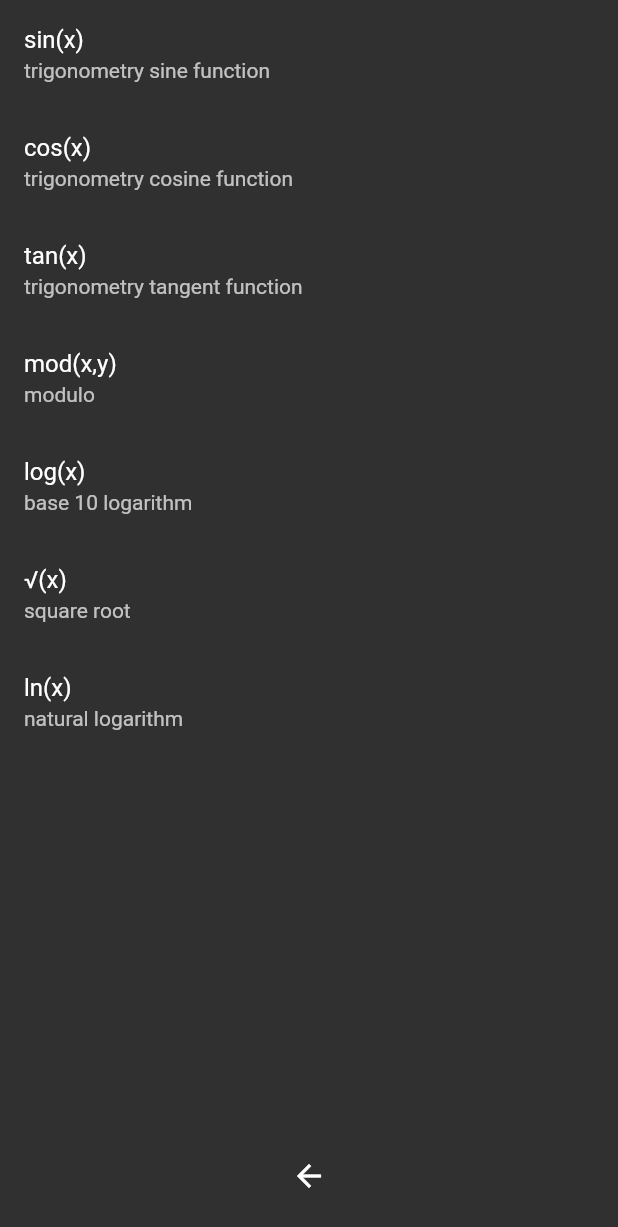
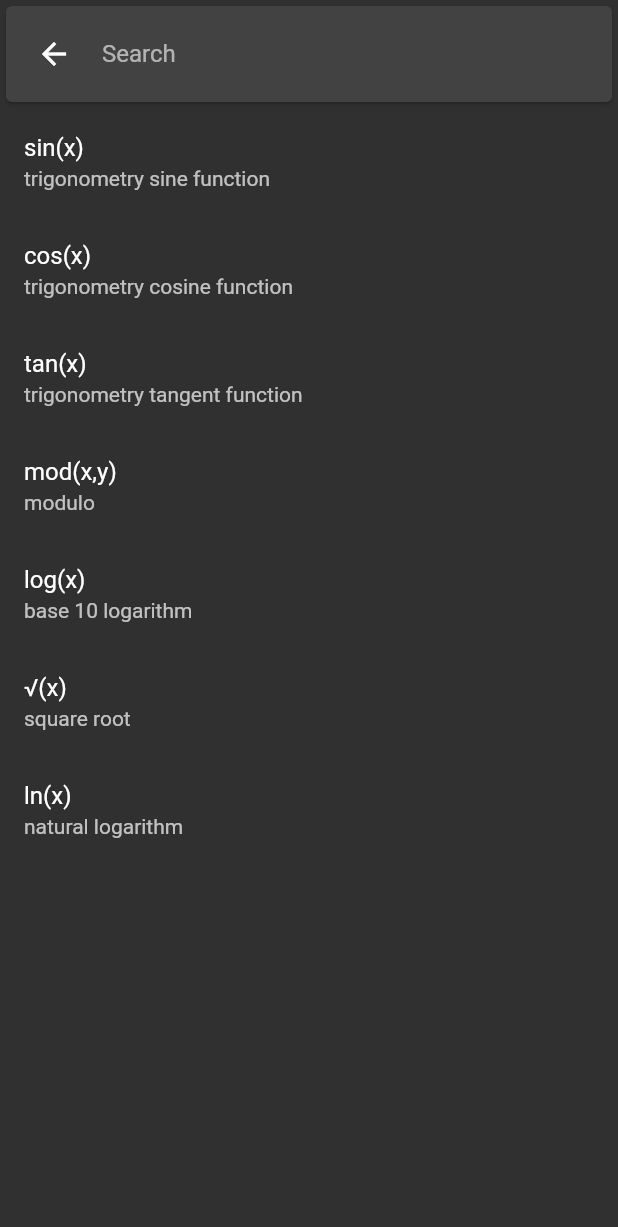
Before and after one commit to qrhfz/fcalc, a Flutter app: the FuncListView widget shown alone on an empty page, opened directly, on a phone screen of 412 x 824 dp. Shown: the top 1227 px of the screen. Run offline on Flutter 3.47's test engine with Material 2 defaults, Android fonts, the phone set to English and light mode, and no system bars; our stand-ins replace built_collection, equatable, flutter_riverpod, freezed_annotation, scroll_to_index, vibration; missing offline and left inert: dart_numerics.

Commit message:
func search

```diff
--- a/fcalc/lib/home_screen.dart
+++ b/fcalc/lib/home_screen.dart
@@ -59,38 +59,64 @@ class _HomeScreenState extends ConsumerState<HomeScreen> {
   }
 }
 
-class FuncListView extends ConsumerWidget {
+class FuncListView extends ConsumerStatefulWidget {
   const FuncListView({super.key});
 
   @override
-  Widget build(context, ref) {
+  ConsumerState<FuncListView> createState() => _FuncListViewState();
+}
+
+class _FuncListViewState extends ConsumerState<FuncListView> {
+  String filterText = "";
+  List<FuncSig> get filtered => builtinFuncsList
+      .where((item) => item.signature.contains(filterText))
+      .toList();
+
+  @override
+  Widget build(context) {
     final inputCtl = ref.watch(inputCtlProv);
 
     return Column(
       children: [
+        Card(
+          child: Padding(
+            padding: const EdgeInsets.all(8.0),
+            child: Row(
+              children: [
+                IconButton(
+                  onPressed: () {
+                    ref.read(showKeypadProv.notifier).state = true;
+                  },
+                  icon: const Icon(Icons.arrow_back),
+                ),
+                const SizedBox(width: 8),
+                Expanded(
+                  child: TextField(
+                    decoration: const InputDecoration(
+                      hintText: "Search",
+                      border: InputBorder.none,
+                    ),
+                    onChanged: (v) => setState(() => filterText = v),
+                  ),
+                ),
+              ],
+            ),
+          ),
+        ),
         Expanded(
           child: ListView.builder(
-            itemCount: builtinFuncsList.length,
+            itemCount: filtered.length,
             itemBuilder: (c, i) {
               return ListTile(
-                title: Text(builtinFuncsList[i].signature),
-                subtitle: Text(builtinFuncsList[i].docs),
+                title: Text(filtered[i].signature),
+                subtitle: Text(filtered[i].docs),
                 onTap: () {
-                  inputCtl.text += builtinFuncsList[i].signature;
+                  inputCtl.text += filtered[i].signature;
                 },
               );
             },
           ),
         ),
-        Padding(
-          padding: const EdgeInsets.all(16.0),
-          child: IconButton(
-            onPressed: () {
-              ref.read(showKeypadProv.notifier).state = true;
-            },
-            icon: const Icon(Icons.arrow_back),
-          ),
-        )
       ],
     );
   }
```
